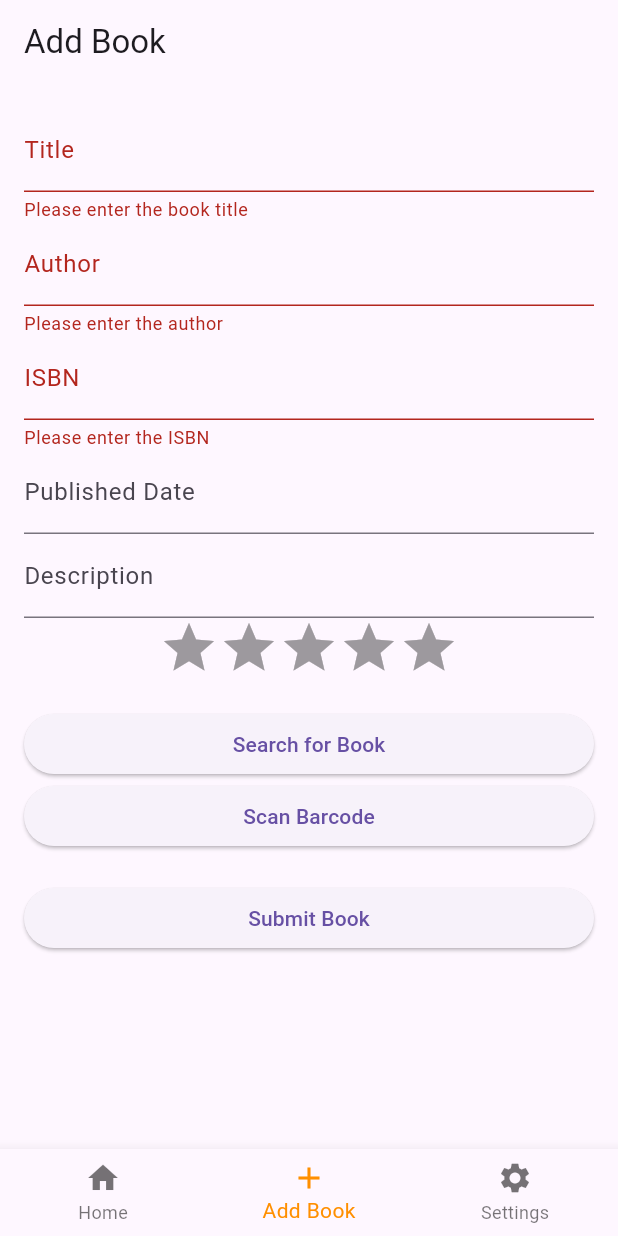
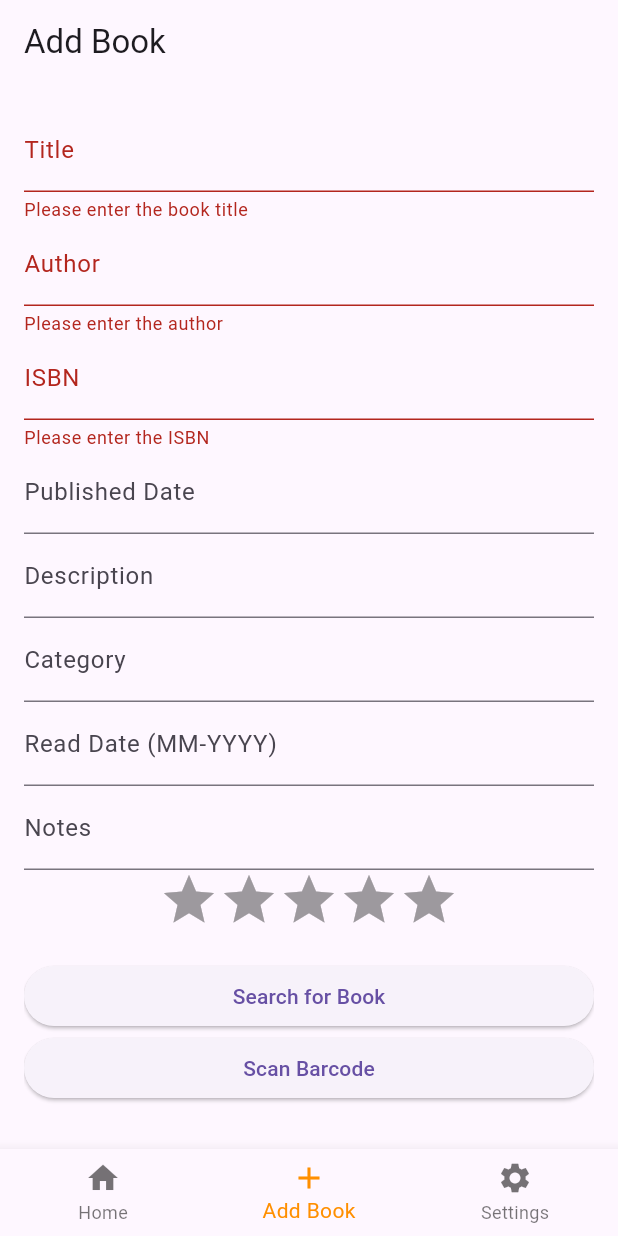
Before and after one commit to shnz99/flutter-library-app, a Flutter app: the screen it shows after launch, item 2 of the bottom bar chosen, after a tap on "Submit Book", on a phone screen of 412 x 824 dp. Run offline on Flutter 3.47's test engine with Material 3 defaults, Android fonts, the phone set to English and light mode, and no system bars; drawn by our look-alikes of flutter_rating_bar; our stand-ins replace file_picker, get_it, permission_handler, sqflite; missing offline and left inert: barcode_scan2; accounts and stored records are empty.

Commit message:
Add category, read date, and notes fields to book (#41)
Add category, read date, and notes fields to the Book model and update
related screens and services.

* **Book Model (`lib/models/book.dart`)**
  - Add `category`, `readDate`, and `notes` fields.
- Update constructor, `fromJson`, `toJson`, `toMap`, and `fromMap`
methods to handle new fields.

* **Add Book Screen (`lib/screens/add_book_screen.dart`)**
  - Add input fields for `category`, `readDate`, and `notes`.
- Update `_addBook` method to include new fields when creating a `Book`
object.

* **Book Details Screen (`lib/screens/book_details_screen.dart`)**
  - Display `category`, `readDate`, and `notes` fields in book details.

* **Edit Book Screen (`lib/screens/edit_book_screen.dart`)**
  - Add input fields for `category`, `readDate`, and `notes`.
- Update `_saveBook` method to include new fields when updating a `Book`
object.

* **Book Service (`lib/services/book_service.dart`)**
  - Update database schema to include new fields.
- Update `addBook`, `updateBook`, and `getBooks` methods to handle new
fields.

```diff
--- a/lib/models/book.dart
+++ b/lib/models/book.dart
@@ -7,6 +7,9 @@ class Book {
   String? description;
   double? myRating;
   double? averageRating;
+  String? category;
+  DateTime? readDate;
+  String? notes;
 
   Book({
     required this.title,
@@ -17,6 +20,9 @@ class Book {
     this.description,
     this.myRating,
     this.averageRating,
+    this.category,
+    this.readDate,
+    this.notes,
   });
 
   factory Book.fromJson(Map<String, dynamic> json) {
@@ -30,6 +36,9 @@ class Book {
       description: json['description'],
       myRating: json['myRating']?.toDouble(),
       averageRating: json['averageRating']?.toDouble(),
+      category: json['category'],
+      readDate: json['readDate'] != null ? DateTime.parse(json['readDate']) : null,
+      notes: json['notes'],
     );
   }
 
@@ -43,6 +52,9 @@ class Book {
       'description': description,
       'myRating': myRating,
       'averageRating': averageRating,
+      'category': category,
+      'readDate': readDate?.toIso8601String(),
+      'notes': notes,
     };
   }
 
@@ -56,6 +68,9 @@ class Book {
       'description': description,
       'myRating': myRating,
       'averageRating': averageRating,
+      'category': category,
+      'readDate': readDate?.toIso8601String(),
+      'notes': notes,
     };
   }
 
@@ -69,11 +84,14 @@ class Book {
       description: map['description'],
       myRating: map['myRating']?.toDouble(),
       averageRating: map['averageRating']?.toDouble(),
+      category: map['category'],
+      readDate: map['readDate'] != null ? DateTime.parse(map['readDate']) : null,
+      notes: map['notes'],
     );
   }
 
   @override
   String toString() {
-    return 'Book{title: $title, author: $author, isbn: $isbn, imageUrl: $imageUrl, publishedDate: $publishedDate, description: $description, myRating: $myRating, averageRating: $averageRating}';
+    return 'Book{title: $title, author: $author, isbn: $isbn, imageUrl: $imageUrl, publishedDate: $publishedDate, description: $description, myRating: $myRating, averageRating: $averageRating, category: $category, readDate: $readDate, notes: $notes}';
   }
 }
--- a/lib/screens/add_book_screen.dart
+++ b/lib/screens/add_book_screen.dart
@@ -20,6 +20,9 @@ class _AddBookScreenState extends State<AddBookScreen> {
   final _publishedDateController = TextEditingController();
   final _descriptionController = TextEditingController();
   final _myRatingController = TextEditingController();
+  final _categoryController = TextEditingController();
+  final _readDateController = TextEditingController();
+  final _notesController = TextEditingController();
   final BookService _bookService = GetIt.I<BookService>();
 
   @override
@@ -30,6 +33,9 @@ class _AddBookScreenState extends State<AddBookScreen> {
     _publishedDateController.dispose();
     _descriptionController.dispose();
     _myRatingController.dispose();
+    _categoryController.dispose();
+    _readDateController.dispose();
+    _notesController.dispose();
     super.dispose();
   }
 
@@ -74,6 +80,9 @@ class _AddBookScreenState extends State<AddBookScreen> {
         publishedDate: int.tryParse(_publishedDateController.text),
         description: _descriptionController.text,
         myRating: double.tryParse(_myRatingController.text),
+        category: _categoryController.text,
+        readDate: _readDateController.text.isNotEmpty ? DateTime.parse(_readDateController.text) : null,
+        notes: _notesController.text,
       );
       try {
         await _bookService.addBook(book);
@@ -161,6 +170,28 @@ class _AddBookScreenState extends State<AddBookScreen> {
                   controller: _descriptionController,
                   decoration: InputDecoration(labelText: 'Description'),
                 ),
+                TextFormField(
+                  controller: _categoryController,
+                  decoration: InputDecoration(labelText: 'Category'),
+                ),
+                TextFormField(
+                  controller: _readDateController,
+                  decoration: InputDecoration(labelText: 'Read Date (MM-YYYY)'),
+                  keyboardType: TextInputType.datetime,
+                  validator: (value) {
+                    if (value != null && value.isNotEmpty) {
+                      final parts = value.split('-');
+                      if (parts.length != 2 || parts[0].length != 2 || parts[1].length != 4) {
+                        return 'Please enter a valid date (MM-YYYY)';
+                      }
+                    }
+                    return null;
+                  },
+                ),
+                TextFormField(
+                  controller: _notesController,
+                  decoration: InputDecoration(labelText: 'Notes'),
+                ),
                 RatingBar.builder(
                   initialRating: 0,
                   minRating: 1,
--- a/lib/screens/book_details_screen.dart
+++ b/lib/screens/book_details_screen.dart
@@ -96,6 +96,24 @@ class BookDetailsScreen extends StatelessWidget {
                     style: TextStyle(fontSize: 16),
                   ),
                 ),
+              if (book.category != null)
+                Text(
+                  'Category: ${book.category}',
+                  style: TextStyle(fontSize: 18),
+                ),
+              SizedBox(height: 8.0),
+              if (book.readDate != null)
+                Text(
+                  'Read Date: ${book.readDate!.month.toString().padLeft(2, '0')}-${book.readDate!.year}',
+                  style: TextStyle(fontSize: 18),
+                ),
+              SizedBox(height: 8.0),
+              if (book.notes != null)
+                Text(
+                  'Notes: ${book.notes}',
+                  style: TextStyle(fontSize: 18),
+                ),
+              SizedBox(height: 8.0),
               if (book.averageRating != null)
                 RatingBarIndicator(
                   rating: book.averageRating!,
--- a/lib/screens/edit_book_screen.dart
+++ b/lib/screens/edit_book_screen.dart
@@ -21,6 +21,9 @@ class _EditBookScreenState extends State<EditBookScreen> {
   final _publishedDateController = TextEditingController();
   final _descriptionController = TextEditingController();
   final _myRatingController = TextEditingController();
+  final _categoryController = TextEditingController();
+  final _readDateController = TextEditingController();
+  final _notesController = TextEditingController();
   final BookService _bookService = GetIt.I<BookService>();
 
   @override
@@ -32,6 +35,11 @@ class _EditBookScreenState extends State<EditBookScreen> {
     _publishedDateController.text = widget.book.publishedDate?.toString() ?? '';
     _descriptionController.text = widget.book.description ?? '';
     _myRatingController.text = widget.book.myRating?.toString() ?? '';
+    _categoryController.text = widget.book.category ?? '';
+    _readDateController.text = widget.book.readDate != null
+        ? '${widget.book.readDate!.month.toString().padLeft(2, '0')}-${widget.book.readDate!.year.toString().padLeft(4, '0')}'
+        : '';
+    _notesController.text = widget.book.notes ?? '';
   }
 
   @override
@@ -42,6 +50,9 @@ class _EditBookScreenState extends State<EditBookScreen> {
     _publishedDateController.dispose();
     _descriptionController.dispose();
     _myRatingController.dispose();
+    _categoryController.dispose();
+    _readDateController.dispose();
+    _notesController.dispose();
     super.dispose();
   }
 
@@ -98,6 +109,9 @@ class _EditBookScreenState extends State<EditBookScreen> {
         publishedDate: int.tryParse(_publishedDateController.text),
         description: _descriptionController.text,
         myRating: double.tryParse(_myRatingController.text),
+        category: _categoryController.text,
+        readDate: _readDateController.text.isNotEmpty ? DateTime.parse('${_readDateController.text.split('-')[1]}-${_readDateController.text.split('-')[0]}-01') : null,
+        notes: _notesController.text,
       );
       try {
         await _bookService.updateBook(updatedBook);
@@ -160,6 +174,28 @@ class _EditBookScreenState extends State<EditBookScreen> {
                   controller: _descriptionController,
                   decoration: InputDecoration(labelText: 'Description'),
                 ),
+                TextFormField(
+                  controller: _categoryController,
+                  decoration: InputDecoration(labelText: 'Category'),
+                ),
+                TextFormField(
+                  controller: _readDateController,
+                  decoration: InputDecoration(labelText: 'Read Date (MM-YYYY)'),
+                  keyboardType: TextInputType.datetime,
+                  validator: (value) {
+                    if (value != null && value.isNotEmpty) {
+                      final parts = value.split('-');
+                      if (parts.length != 2 || parts[0].length != 2 || parts[1].length != 4) {
+                        return 'Please enter a valid date (MM-YYYY)';
+                      }
+                    }
+                    return null;
+                  },
+                ),
+                TextFormField(
+                  controller: _notesController,
+                  decoration: InputDecoration(labelText: 'Notes'),
+                ),
                 RatingBar.builder(
                   initialRating: widget.book.myRating ?? 0,
                   minRating: 1,
--- a/lib/services/book_service.dart
+++ b/lib/services/book_service.dart
@@ -29,7 +29,7 @@ class BookService {
       join(await getDatabasesPath(), 'books_database.db'),
       onCreate: (db, version) {
         return db.execute(
-          'CREATE TABLE $_booksTable(isbn TEXT PRIMARY KEY, title TEXT, author TEXT, imageUrl TEXT, publishedDate INTEGER, description TEXT, myRating REAL, averageRating REAL)',
+          'CREATE TABLE $_booksTable(isbn TEXT PRIMARY KEY, title TEXT, author TEXT, imageUrl TEXT, publishedDate INTEGER, description TEXT, myRating REAL, averageRating REAL, category TEXT, readDate TEXT, notes TEXT)',
         );
       },
       version: 1,
@@ -142,6 +142,9 @@ class BookService {
           publishedDate: int.tryParse(bookData['publishedDate']?.split('-')?.first ?? ''),
           description: bookData['description'] ?? '',
           averageRating: bookData['averageRating']?.toDouble(),
+          category: bookData['categories']?.join(', ') ?? '',
+          readDate: bookData['readDate'] != null ? DateTime.parse(bookData['readDate']) : null,
+          notes: bookData['notes'] ?? '',
         );
       }
     }
```
